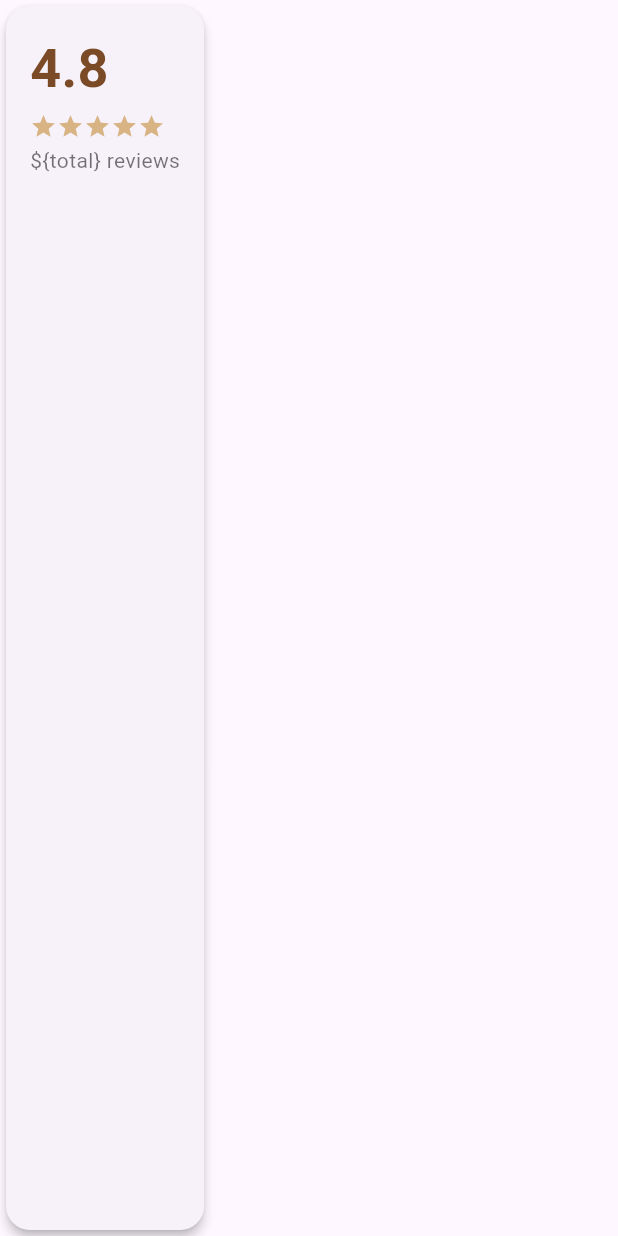
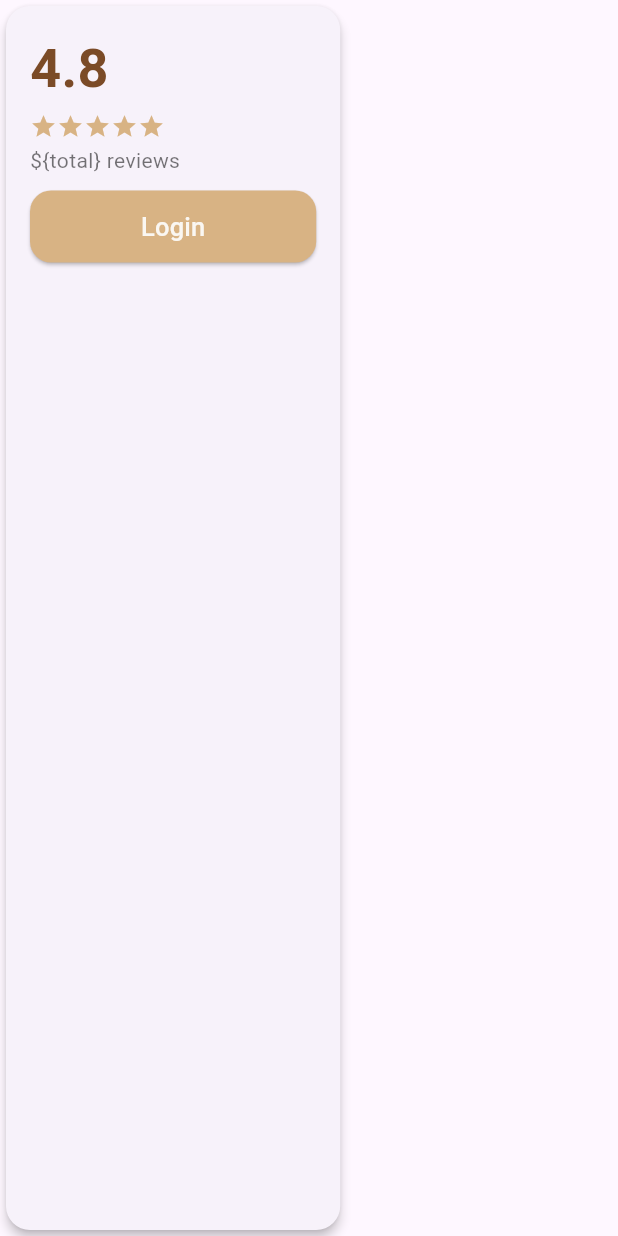
Before and after one commit to mahi23jj/haqmatApp-frontend, a Flutter app: the ReviewSummaryCard widget shown alone on an empty page, opened directly, on a phone screen of 412 x 824 dp. Run offline on Flutter 3.47's test engine with Material 3 defaults, Android fonts, the phone set to English and light mode, and no system bars.

Commit message:
fix review page

```diff
--- a/lib/features/review/widget/review_summery_card.dart
+++ b/lib/features/review/widget/review_summery_card.dart
@@ -1,6 +1,8 @@
 import 'package:flutter/material.dart';
+import 'package:haqmate/core/constants.dart';
 import 'package:haqmate/features/review/viewmodel/review_view_model.dart';
 import 'package:haqmate/features/review/widget/startDisplay.dart';
+import 'package:haqmate/features/review/widget/write_review.dart';
 import 'package:provider/provider.dart';
 
 class ReviewSummaryCard extends StatelessWidget {
@@ -13,13 +15,26 @@ class ReviewSummaryCard extends StatelessWidget {
         : vm.reviews.map((r) => r.rating).reduce((a, b) => a + b) /
               (total == 0 ? 1 : total);
 
+    void _openWriteReviewSheet(BuildContext context) {
+      showModalBottomSheet(
+        context: context,
+        isScrollControlled: true,
+        shape: const RoundedRectangleBorder(
+          borderRadius: BorderRadius.vertical(top: Radius.circular(24.0)),
+        ),
+        builder: (ctx) => Padding(
+          padding: MediaQuery.of(ctx).viewInsets,
+          child: const WriteReviewSheet(),
+        ),
+      );
+    }
+
     return Card(
       shape: RoundedRectangleBorder(borderRadius: BorderRadius.circular(16)),
       elevation: 3,
       child: Padding(
         padding: const EdgeInsets.all(16.0),
-        child: Column(
-          children: [
+        child:
             // Left big rating
             Expanded(
               flex: 4,
@@ -41,10 +56,37 @@ class ReviewSummaryCard extends StatelessWidget {
                     '\${total} reviews',
                     style: const TextStyle(color: Colors.black54),
                   ),
+                  const SizedBox(height: 10),
+                  ElevatedButton(
+                    style: ElevatedButton.styleFrom(
+                      backgroundColor: AppColors.primary,
+                      shape: RoundedRectangleBorder(
+                        borderRadius: BorderRadius.circular(14),
+                      ),
+                    ),
+                    onPressed: () => _openWriteReviewSheet(context),
+                    child: const Padding(
+                      padding: EdgeInsets.symmetric(
+                        vertical: 12,
+                        horizontal: 50,
+                      ),
+                      child: Text(
+                        "Login",
+                        style: TextStyle(
+                          color: AppColors.background,
+                          fontSize: 17,
+                        ),
+                      ),
+                    ),
+                  ),
                 ],
               ),
             ),
 
+        /*   const SizedBox(height: 10),
+
+
+            ), */
         // Right rating bars
         // Expanded(
         //   flex: 6,
@@ -96,8 +138,6 @@ class ReviewSummaryCard extends StatelessWidget {
         //     }),
         //   ),
         // ),
-          ],
-        ),
       ),
     );
   }
```
Also changed, not shown: lib/features/review/view/review_screen.dart (+5 -5 lines). Lines whose indentation alone changed are shown as unchanged.
